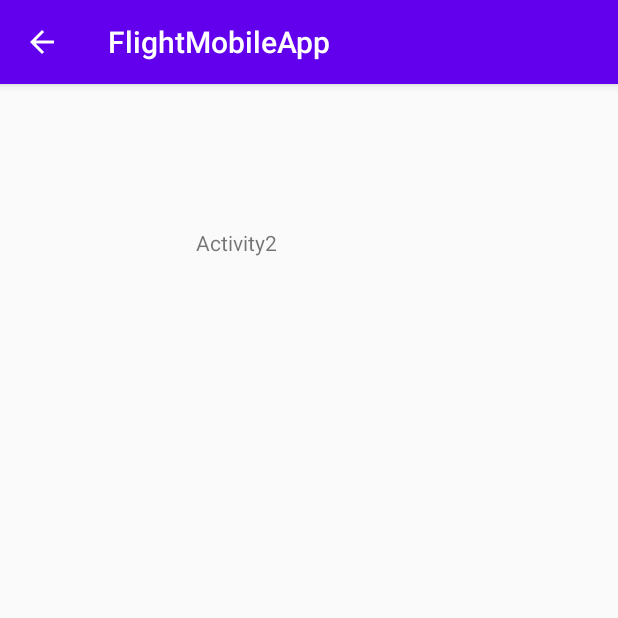
After one commit to shaiac/FlightMobileApp, an Android app: the ControlsActivity screen opened directly, with no data from a screen before it, on a phone screen of 412 x 824 dp, the top half of it. The commit adds this screen. Run offline under Robolectric (Android 15) with nearby library versions, the phone set to English and light mode, and no system bars.

Commit message:
goes to activity control from connect button

```diff
--- a/app/build.gradle
+++ b/app/build.gradle
@@ -30,6 +30,7 @@ dependencies {
     implementation 'androidx.core:core-ktx:1.3.0'
     implementation 'androidx.appcompat:appcompat:1.1.0'
     implementation 'androidx.constraintlayout:constraintlayout:1.1.3'
+    implementation 'androidx.legacy:legacy-support-v4:1.0.0'
     testImplementation 'junit:junit:4.12'
     androidTestImplementation 'androidx.test.ext:junit:1.1.1'
     androidTestImplementation 'androidx.test.espresso:espresso-core:3.2.0'
--- /dev/null
+++ b/app/src/main/java/com/example/flightmobileapp/ControlsActivity.kt
@@ -0,0 +1,26 @@
+package com.example.flightmobileapp
+
+import androidx.appcompat.app.AppCompatActivity
+import android.os.Bundle
+import android.provider.AlarmClock.EXTRA_MESSAGE
+import android.widget.TextView
+import android.widget.Toast
+
+class ControlsActivity : AppCompatActivity() {
+    override fun onCreate(savedInstanceState: Bundle?) {
+        super.onCreate(savedInstanceState)
+        setContentView(R.layout.activity_controls)
+
+        val bundle: Bundle? = intent.extras
+        val id = bundle?.get("id_value")
+        Toast.makeText(applicationContext,id.toString()+" "+id, Toast.LENGTH_LONG).show()
+
+//        // Get the Intent that started this activity and extract the string
+//        val message = intent.getStringExtra(EXTRA_MESSAGE)
+//
+//        // Capture the layout's TextView and set the string as its text
+//        val textView = findViewById<TextView>(R.id.textView).apply {
+//            text = message
+//        }
+    }
+}
--- /dev/null
+++ b/app/src/main/res/layout/activity_controls.xml
@@ -0,0 +1,18 @@
+<?xml version="1.0" encoding="utf-8"?>
+<androidx.constraintlayout.widget.ConstraintLayout xmlns:android="http://schemas.android.com/apk/res/android"
+    xmlns:app="http://schemas.android.com/apk/res-auto"
+    xmlns:tools="http://schemas.android.com/tools"
+    android:layout_width="match_parent"
+    android:layout_height="match_parent"
+    tools:context=".ControlsActivity">
+
+    <TextView
+        android:id="@+id/textView7"
+        android:layout_width="151dp"
+        android:layout_height="98dp"
+        android:layout_marginTop="96dp"
+        android:text="Activity2"
+        app:layout_constraintEnd_toEndOf="parent"
+        app:layout_constraintStart_toStartOf="parent"
+        app:layout_constraintTop_toTopOf="parent" />
+</androidx.constraintlayout.widget.ConstraintLayout>
--- a/app/src/main/res/layout/activity_main.xml
+++ b/app/src/main/res/layout/activity_main.xml
@@ -24,6 +24,7 @@
         android:layout_width="152dp"
         android:layout_height="48dp"
         android:layout_marginBottom="36dp"
+        android:onClick="gotoControl"
         android:text="@string/connect"
         app:layout_constraintBottom_toBottomOf="parent"
         app:layout_constraintEnd_toEndOf="parent"
--- a/app/src/main/res/values/colors.xml
+++ b/app/src/main/res/values/colors.xml
@@ -3,4 +3,6 @@
     <color name="colorPrimary">#6200EE</color>
     <color name="colorPrimaryDark">#3700B3</color>
     <color name="colorAccent">#03DAC5</color>
+
+    <color name="black_overlay">#66000000</color>
 </resources>
--- a/app/src/main/res/values/strings.xml
+++ b/app/src/main/res/values/strings.xml
@@ -7,4 +7,7 @@
     <string name="local_host3">Localhost3</string>
     <string name="local_host4">Localhost4</string>
     <string name="local_host5">Localhost5</string>
+    <string name="title_activity_fullscreen">FullscreenActivity</string>
+    <string name="dummy_button">Dummy Button</string>
+    <string name="dummy_content">DUMMY\nCONTENT</string>
 </resources>
```
Also changed, not shown: app/src/main/AndroidManifest.xml (+8 -0 lines), app/src/main/java/com/example/flightmobileapp/MainActivity.kt (+12 -0 lines), app/src/main/res/values/attrs.xml (added, +12 -0 lines), app/src/main/res/values/styles.xml (+12 -0 lines).
